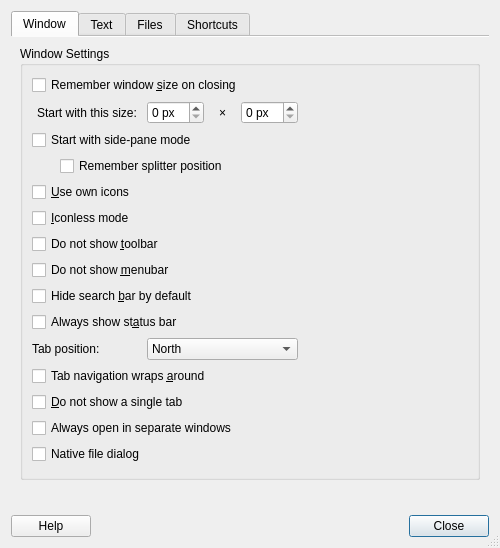
Qt form featherpad/predDialog.ui (vecnathewhisperd0/FeatherPad) before a commit.
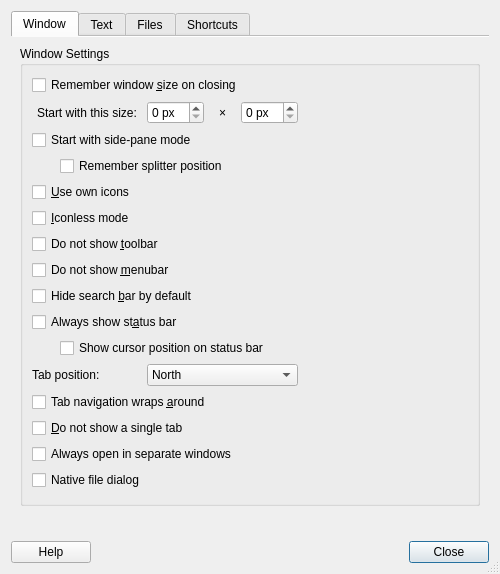
The same form after that commit. Icons and pictures are not drawn.

Commit message: An option to show cursor position on statusbar

Diff of the .ui file:
```diff
--- a/featherpad/predDialog.ui
+++ b/featherpad/predDialog.ui
@@ -202,7 +202,14 @@
             </property>
            </widget>
           </item>
-          <item row="10" column="0" colspan="2">
+          <item row="10" column="1" colspan="4">
+           <widget class="QCheckBox" name="statusCursorsBox">
+            <property name="text">
+             <string>Show cursor position on status bar</string>
+            </property>
+           </widget>
+          </item>
+          <item row="11" column="0" colspan="2">
            <widget class="QLabel" name="tabLabel">
             <property name="toolTip">
              <string>Will take effect after closing this dialog.</string>
@@ -212,7 +219,7 @@
             </property>
            </widget>
           </item>
-          <item row="10" column="2" colspan="3">
+          <item row="11" column="2" colspan="3">
            <widget class="QComboBox" name="tabCombo">
             <property name="toolTip">
              <string>Will take effect after closing this dialog.</string>
@@ -239,7 +246,7 @@
             </item>
            </widget>
           </item>
-          <item row="11" column="0" colspan="5">
+          <item row="12" column="0" colspan="5">
            <widget class="QCheckBox" name="tabBox">
             <property name="toolTip">
              <string>This means that, for LTR, Alt+Right goes to the first tab
@@ -252,7 +259,7 @@
             </property>
            </widget>
           </item>
-          <item row="12" column="0" colspan="5">
+          <item row="13" column="0" colspan="5">
            <widget class="QCheckBox" name="singleTabBox">
             <property name="toolTip">
              <string>If this is checked, not only you will lose the informative
@@ -265,7 +272,7 @@
             </property>
            </widget>
           </item>
-          <item row="13" column="0" colspan="5">
+          <item row="14" column="0" colspan="5">
            <widget class="QCheckBox" name="windowBox">
             <property name="toolTip">
              <string>By default, if a FeatherPad window exists on the
@@ -279,7 +286,7 @@
             </property>
            </widget>
           </item>
-          <item row="14" column="0" colspan="5">
+          <item row="15" column="0" colspan="5">
            <widget class="QCheckBox" name="nativeDialogBox">
             <property name="toolTip">
              <string>If this is checked, the file dialog provided by the current
```
The commit also changes 15 other files.
